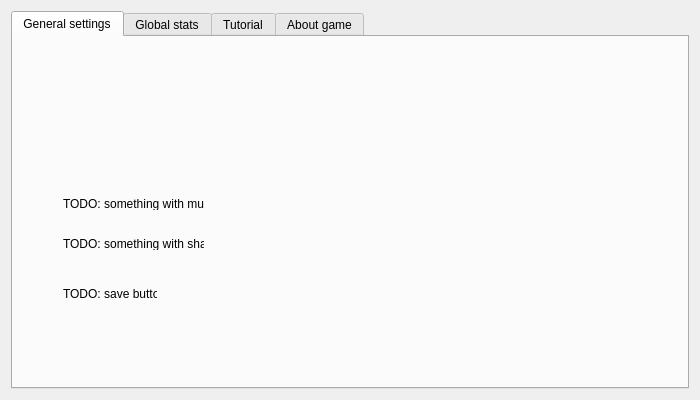
Qt form courses/prog_base_3/dungeonOfDragons/settingsui.ui (Tayum/KPI-Courses) before a commit.
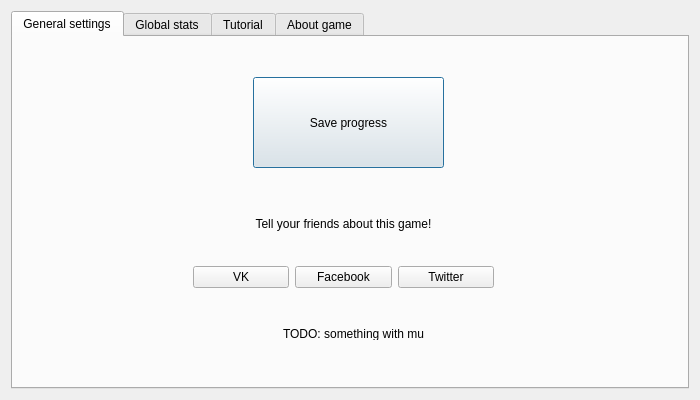
The same form after that commit. The open tabs and pages were chosen to show the change.

What changed in the file:
```diff
--- a/courses/prog_base_3/dungeonOfDragons/settingsui.ui
+++ b/courses/prog_base_3/dungeonOfDragons/settingsui.ui
@@ -44,8 +44,8 @@
       <widget class="QLabel" name="todo1">
        <property name="geometry">
         <rect>
-         <x>50</x>
-         <y>160</y>
+         <x>270</x>
+         <y>290</y>
          <width>141</width>
          <height>13</height>
         </rect>
@@ -54,31 +54,65 @@
         <string>TODO: something with music.</string>
        </property>
       </widget>
-      <widget class="QLabel" name="todo2">
+      <widget class="QPushButton" name="save_btn">
        <property name="geometry">
         <rect>
-         <x>50</x>
-         <y>200</y>
-         <width>141</width>
-         <height>13</height>
+         <x>240</x>
+         <y>40</y>
+         <width>191</width>
+         <height>91</height>
         </rect>
        </property>
        <property name="text">
-        <string>TODO: something with share.</string>
+        <string>Save progress</string>
        </property>
       </widget>
-      <widget class="QLabel" name="todo3">
+      <widget class="QWidget" name="">
        <property name="geometry">
         <rect>
-         <x>50</x>
-         <y>250</y>
-         <width>94</width>
-         <height>13</height>
+         <x>180</x>
+         <y>150</y>
+         <width>301</width>
+         <height>101</height>
         </rect>
        </property>
-       <property name="text">
-        <string>TODO: save button</string>
-       </property>
+       <layout class="QVBoxLayout" name="verticalLayout_5">
+        <item>
+         <widget class="QLabel" name="shareDescr_lbl">
+          <property name="text">
+           <string>Tell your friends about this game!</string>
+          </property>
+          <property name="alignment">
+           <set>Qt::AlignCenter</set>
+          </property>
+         </widget>
+        </item>
+        <item>
+         <layout class="QHBoxLayout" name="horizontalLayout_3">
+          <item>
+           <widget class="QPushButton" name="vkshare_btn">
+            <property name="text">
+             <string>VK</string>
+            </property>
+           </widget>
+          </item>
+          <item>
+           <widget class="QPushButton" name="fbshare_btn">
+            <property name="text">
+             <string>Facebook</string>
+            </property>
+           </widget>
+          </item>
+          <item>
+           <widget class="QPushButton" name="twishare_btn">
+            <property name="text">
+             <string>Twitter</string>
+            </property>
+           </widget>
+          </item>
+         </layout>
+        </item>
+       </layout>
       </widget>
      </widget>
      <widget class="QWidget" name="glblStats_tab">
```
Left out of the diff: 4 changed lines with no effect on the pictures.
